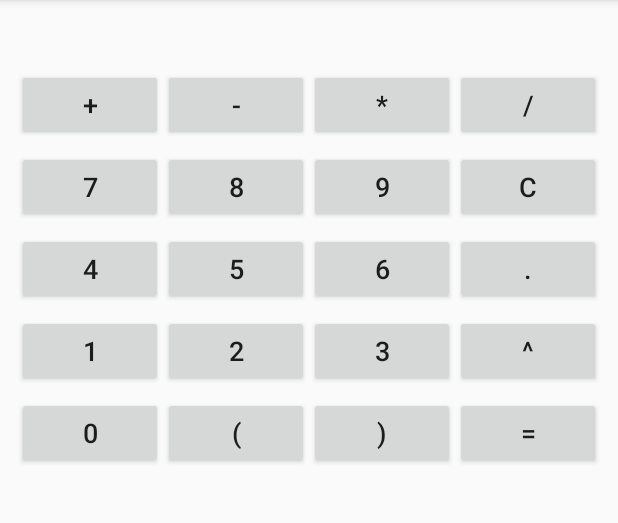
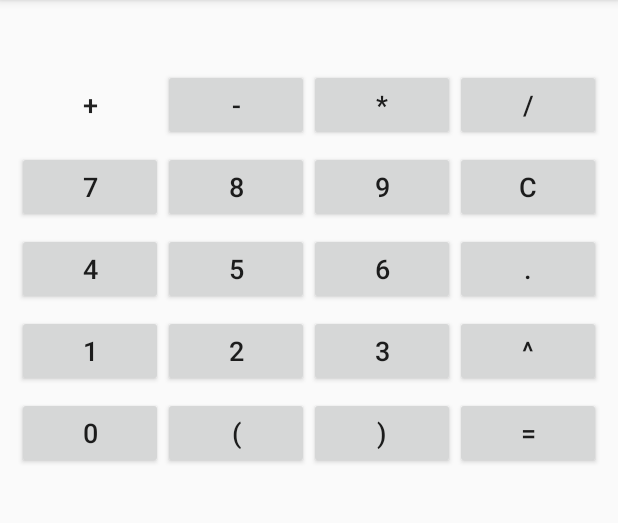
Before and after one commit to OrlovM/Calc, an Android app: the screen it shows after launch (MainActivity), on a phone screen of 412 x 824 dp, the part 84-607 px from its top. Run offline under Robolectric (Android 15) with nearby library versions, the phone set to English and light mode, and no system bars.

Commit message:
Button style changed

```diff
--- a/app/src/main/res/layout/activity_main.xml
+++ b/app/src/main/res/layout/activity_main.xml
@@ -3,7 +3,9 @@
     xmlns:android="http://schemas.android.com/apk/res/android"
     android:orientation="vertical"
     android:layout_width="fill_parent"
-    android:layout_height="fill_parent">
+    android:layout_height="fill_parent"
+
+    >
     <LinearLayout
         android:layout_width="match_parent"
         android:layout_height="wrap_content"
@@ -36,7 +38,8 @@
             android:layout_weight="1"
             android:onClick="onDigit"
             android:text="+"
-            android:textSize="8pt" />
+            android:textSize="8pt"
+            style="?android:attr/borderlessButtonStyle"/>/>
 
         <Button
             android:id="@+id/btnMinus"
```
